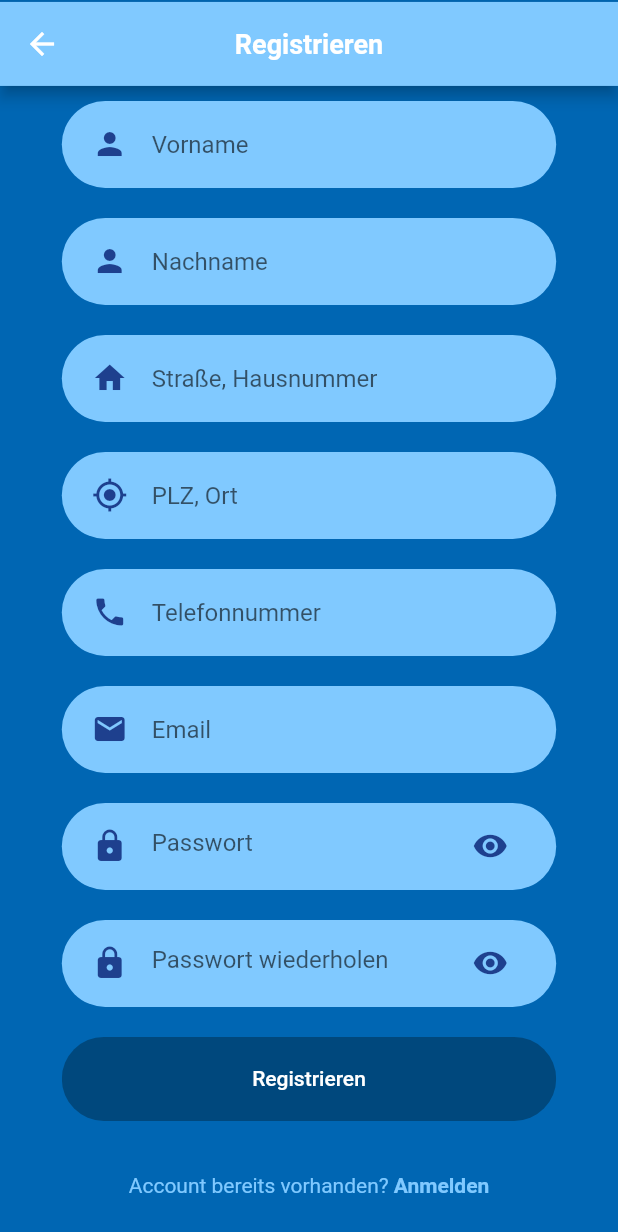
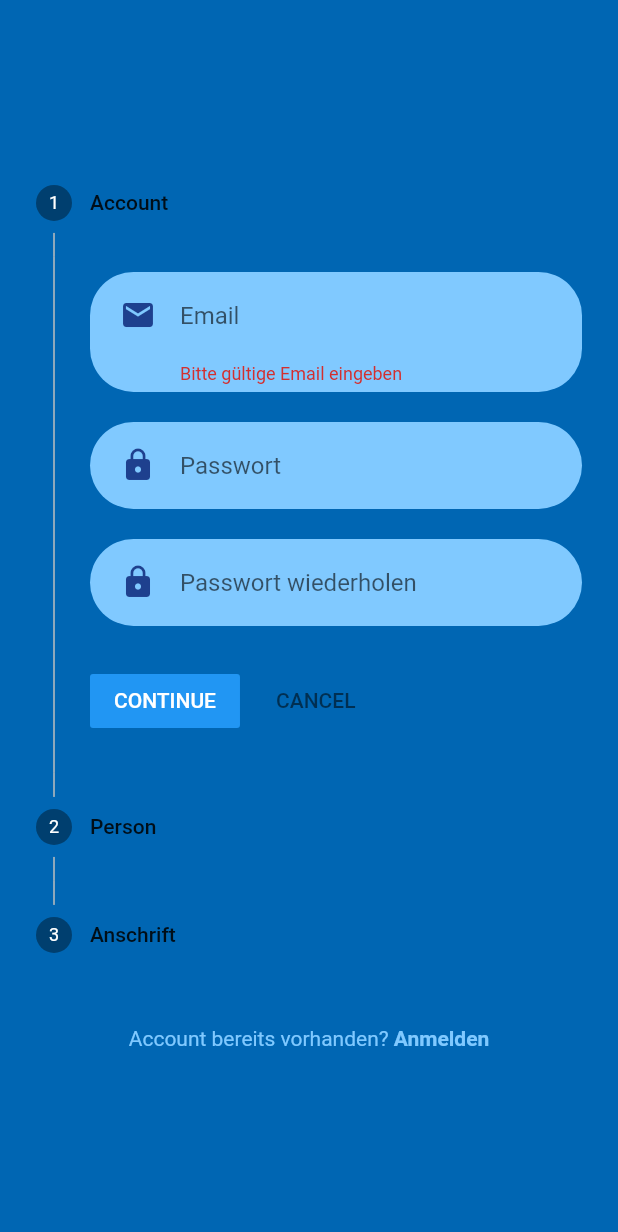
Before and after one commit to FeFi7/Aktiv-App, a Flutter app: the Body screen opened directly, after a tap on "Registrieren", on a phone screen of 412 x 824 dp. Shown: the top 1232 px of the screen. Run offline on Flutter 3.47's test engine with Material 2 defaults, Android fonts, the phone set to English and light mode, and no system bars; our stand-ins replace email_validator.

Commit message:
Password_Input Field + Stepper in Registrierung
+ Password Input Field mit Validierung (Format: email@test.de)
+ Registrierung in mehrere Schritte aufgeteilt mittels Stepper Widget

```diff
--- a/client/lib/Views/Home.dart
+++ b/client/lib/Views/Home.dart
@@ -1,7 +1,5 @@
-import 'package:aktiv_app_flutter/Provider/ClickerProvider.dart';
 import 'package:aktiv_app_flutter/Views/environment/environment_view.dart';
 import 'package:flutter/material.dart';
-import 'package:provider/provider.dart';
 
 import 'Clicker.dart';
 import 'defaults/color_palette.dart';
--- /dev/null
+++ b/client/lib/components/rounded_input_email_field.dart
@@ -0,0 +1,39 @@
+import 'package:aktiv_app_flutter/components/text_field_container.dart';
+import 'package:aktiv_app_flutter/Views/defaults/color_palette.dart';
+import 'package:email_validator/email_validator.dart';
+import 'package:flutter/material.dart';
+
+class RoundedInputEmailField extends StatelessWidget {
+  final String hintText;
+  final IconData icon;
+  final ValueChanged<String> onChanged;
+  const RoundedInputEmailField({
+    Key key,
+    this.hintText,
+    this.icon = Icons.person,
+    this.onChanged,
+  }) : super(key: key);
+
+  @override
+  Widget build(BuildContext context) {
+    return TextFieldContainer(
+      child: Form(
+        autovalidateMode: AutovalidateMode.always,
+        child: TextFormField(
+          validator: (value) => EmailValidator.validate(value)
+              ? null
+              : "Bitte gültige Email eingeben",
+          onChanged: onChanged,
+          decoration: InputDecoration(
+            icon: Icon(
+              icon,
+              color: ColorPalette.torea_bay.rgb,
+            ),
+            hintText: hintText,
+            border: InputBorder.none,
+          ),
+        ),
+      ),
+    );
+  }
+}
--- a/client/lib/components/rounded_password_field.dart
+++ b/client/lib/components/rounded_password_field.dart
@@ -25,10 +25,10 @@ class RoundedPasswordField extends StatelessWidget {
             icon,
             color: ColorPalette.torea_bay.rgb,
           ),
-          suffixIcon: Icon(
-            Icons.visibility,
-            color: ColorPalette.torea_bay.rgb,
-          ),
+          // suffixIcon: Icon(
+          //   Icons.visibility,
+          //   color: ColorPalette.torea_bay.rgb,
+          // ),
           border: InputBorder.none,
         ),
       ),
--- a/client/lib/views/login/components/body.dart
+++ b/client/lib/views/login/components/body.dart
@@ -1,11 +1,10 @@
 import 'package:aktiv_app_flutter/Views/Login/components/background.dart';
-import 'package:aktiv_app_flutter/components/rounded_input_field.dart';
+import 'package:aktiv_app_flutter/components/rounded_input_email_field.dart';
 import 'package:aktiv_app_flutter/components/rounded_password_field.dart';
 import 'package:aktiv_app_flutter/Views/Registrieren/registrieren_screen.dart';
 import 'package:aktiv_app_flutter/Views/defaults/color_palette.dart';
 import 'package:aktiv_app_flutter/components/account_vorhanden_check.dart';
 import 'package:aktiv_app_flutter/components/rounded_button.dart';
-import 'package:aktiv_app_flutter/main.dart';
 import 'package:flutter/material.dart';
 
 import '../../Home.dart';
@@ -24,25 +23,13 @@ class Body extends StatelessWidget {
           child: Column(
             mainAxisAlignment: MainAxisAlignment.center,
             children: <Widget>[
-              AppBar(
-                centerTitle: true,
-                title: Text(
-                  "LOGIN",
-                  style: TextStyle(
-                    fontWeight: FontWeight.bold,
-                    fontSize: 18,
-                    color: ColorPalette.white.rgb,
-                  ),
-                ),
-                backgroundColor: ColorPalette.malibu.rgb,
-              ),
               SizedBox(height: size.height * 0.03), //Abstand über dem Bild
               CircleAvatar(
                 radius: 150,
                 backgroundImage: AssetImage("assets/images/logo.png"),
               ),
               SizedBox(height: size.height * 0.03), //Abstand unter dem Bild
-              RoundedInputField(
+              RoundedInputEmailField(
                 hintText: "Email Adresse",
                 onChanged: (value) {},
               ),
--- a/client/lib/views/registrieren/components/body.dart
+++ b/client/lib/views/registrieren/components/body.dart
@@ -1,20 +1,20 @@
+import 'package:aktiv_app_flutter/components/rounded_input_email_field.dart';
 import 'package:aktiv_app_flutter/components/rounded_input_field.dart';
 import 'package:aktiv_app_flutter/components/rounded_password_field.dart';
 import 'package:aktiv_app_flutter/Views/Login/login_screen.dart';
 import 'package:aktiv_app_flutter/Views/Registrieren/components/background.dart';
-import 'package:aktiv_app_flutter/Views/defaults/color_palette.dart';
-import 'package:aktiv_app_flutter/Views/welcome_screen.dart';
 import 'package:aktiv_app_flutter/components/account_vorhanden_check.dart';
-import 'package:aktiv_app_flutter/components/rounded_button.dart';
 import 'package:flutter/material.dart';
 
-class Body extends StatelessWidget {
-  final Widget child;
+class Body extends StatefulWidget {
+  @override
+  _BodyState createState() => _BodyState();
+}
 
-  const Body({
-    Key key,
-    @required this.child,
-  }) : super(key: key);
+class _BodyState extends State<Body> {
+  int currentStep = 0; //startIndex für Stepper
+  bool complete = false; //Registrierung abgeschlossen?
+
   @override
   Widget build(BuildContext context) {
     Size size = MediaQuery.of(context).size;
@@ -23,68 +23,41 @@ class Body extends StatelessWidget {
         child: Column(
           mainAxisAlignment: MainAxisAlignment.center,
           children: <Widget>[
-            AppBar(
-              centerTitle: true,
-              title: Text(
-                "Registrieren",
-                style: TextStyle(
-                  fontWeight: FontWeight.bold,
-                  fontSize: 18,
-                  color: ColorPalette.white.rgb,
+            complete
+                ? Center(
+                    child: AlertDialog(
+                      title: Text("Registrierung abgeschlossen"),
+                      content: SingleChildScrollView(
+                        child: ListBody(
+                          children: <Widget>[
+                            Text("Danke für die Registrierung."),
+                            Text("Sie werden zurück zur Login Seite geleitet")
+                          ],
                         ),
                       ),
-              backgroundColor: ColorPalette.malibu.rgb,
-            ),
-            RoundedInputField(
-              hintText: "Vorname",
-              onChanged: (value) {},
-            ),
-            RoundedInputField(
-              hintText: "Nachname",
-              onChanged: (value) {},
-            ),
-            RoundedInputField(
-              hintText: "Straße, Hausnummer",
-              icon: Icons.home,
-              onChanged: (value) {},
-            ),
-            RoundedInputField(
-              hintText: "PLZ, Ort",
-              icon: Icons.gps_fixed_outlined,
-              onChanged: (value) {},
-            ),
-            RoundedInputField(
-              hintText: "Telefonnummer",
-              icon: Icons.phone,
-              onChanged: (value) {},
-            ),
-            RoundedInputField(
-              hintText: "Email",
-              icon: Icons.mail,
-              onChanged: (value) {},
-            ),
-            RoundedPasswordField(
-              hintText: "Passwort",
-              onChanged: (value) {},
-            ),
-            RoundedPasswordField(
-              hintText: "Passwort wiederholen",
-              onChanged: (value) {},
-            ),
-            //Zurück zum WelcomeScreen
-            RoundedButton(
-              text: "Registrieren",
-              color: ColorPalette.congress_blue.rgb,
-              press: () {
+                      actions: <Widget>[
+                        TextButton(
+                            onPressed: () {
+                              complete = false;
                               Navigator.push(
                                 context,
                                 MaterialPageRoute(
                                   builder: (context) {
-                      return WelcomeScreen();
+                                    return LoginScreen();
                                   },
                                 ),
                               );
                             },
+                            child: Text("Weiterleiten"))
+                      ],
+                    ),
+                  )
+                : Stepper(
+                    steps: steps,
+                    currentStep: currentStep,
+                    onStepContinue: nextStep,
+                    onStepCancel: cancelStep,
+                    onStepTapped: (step) => goToStep(step),
                   ),
             SizedBox(height: size.height * 0.03), //Abstand unter den Buttons
             //Zurück zum LoginScreen
@@ -108,4 +81,80 @@ class Body extends StatelessWidget {
       ),
     );
   }
+
+  nextStep() {
+    currentStep + 1 != steps.length
+        ? goToStep(currentStep + 1)
+        : setState(() => complete = true);
   }
+
+  cancelStep() {
+    if (currentStep > 0) {
+      goToStep(currentStep - 1);
+    }
+  }
+
+  goToStep(int step) {
+    setState(() => currentStep = step);
+  }
+
+  List<Step> steps = [
+    Step(
+      title: Text("Account"),
+      content: Column(
+        children: <Widget>[
+          RoundedInputEmailField(
+            hintText: "Email",
+            icon: Icons.mail,
+            onChanged: (value) {},
+          ),
+          RoundedPasswordField(
+            hintText: "Passwort",
+            onChanged: (value) {},
+          ),
+          RoundedPasswordField(
+            hintText: "Passwort wiederholen",
+            onChanged: (value) {},
+          ),
+        ],
+      ),
+    ),
+    Step(
+      title: Text("Person"),
+      content: Column(
+        children: <Widget>[
+          RoundedInputField(
+            hintText: "Vorname",
+            onChanged: (value) {},
+          ),
+          RoundedInputField(
+            hintText: "Nachname",
+            onChanged: (value) {},
+          ),
+          RoundedInputField(
+            hintText: "Telefonnummer",
+            icon: Icons.phone,
+            onChanged: (value) {},
+          ),
+        ],
+      ),
+    ),
+    Step(
+      title: Text("Anschrift"),
+      content: Column(
+        children: <Widget>[
+          RoundedInputField(
+            hintText: "Straße, Hausnummer",
+            icon: Icons.home,
+            onChanged: (value) {},
+          ),
+          RoundedInputField(
+            hintText: "PLZ, Ort",
+            icon: Icons.gps_fixed_outlined,
+            onChanged: (value) {},
+          ),
+        ],
+      ),
+    ),
+  ];
+}
--- a/client/lib/views/registrieren/registrieren_screen.dart
+++ b/client/lib/views/registrieren/registrieren_screen.dart
@@ -5,9 +5,10 @@ class RegistrierenScreen extends StatelessWidget {
   @override
   Widget build(BuildContext context) {
     return Scaffold(
+      // ignore: missing_required_param
       body: Body(
-        child: Column(),
-      ),
+          //child: Column(),
+          ),
     );
   }
 }
--- a/client/pubspec.yaml
+++ b/client/pubspec.yaml
@@ -31,6 +31,7 @@ dependencies:
   # Use with the CupertinoIcons class for iOS style icons.
   cupertino_icons: ^1.0.2
   flutter_svg: ^0.17.4
+  email_validator: ^1.0.0
 
 dev_dependencies:
   flutter_test:
```
Also changed, not shown: client/lib/Views/defaults/event_preview_box.dart (+6 -4 lines), client/pubspec.lock. Lines whose indentation alone changed are shown as unchanged.
